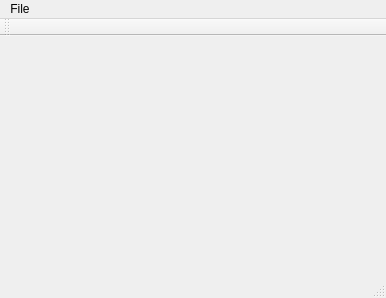
Qt form mainwindow.ui (Zlopez/XMLDatabaseTool) before a commit.
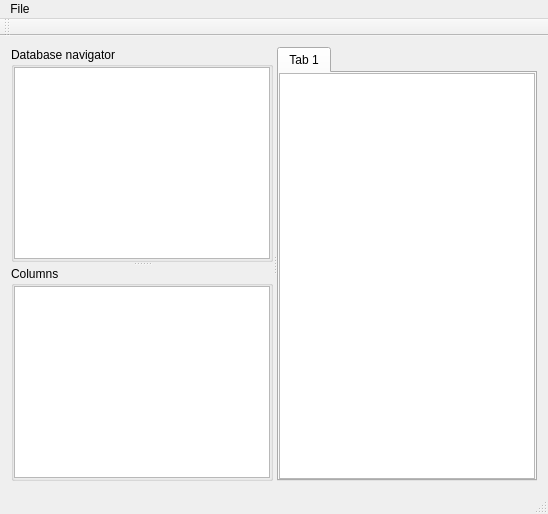
The same form after that commit.

Commit message: Added table model and functionality for creating new table. Created design for main window.

Patch:
```diff
--- a/mainwindow.ui
+++ b/mainwindow.ui
@@ -6,8 +6,8 @@
    <rect>
     <x>0</x>
     <y>0</y>
-    <width>386</width>
-    <height>298</height>
+    <width>548</width>
+    <height>514</height>
    </rect>
   </property>
   <property name="sizePolicy">
@@ -32,14 +32,116 @@
    <property name="autoFillBackground">
     <bool>false</bool>
    </property>
-   <layout class="QHBoxLayout" name="horizontalLayout_2"/>
+   <layout class="QHBoxLayout" name="horizontalLayout_2">
+    <property name="leftMargin">
+     <number>0</number>
+    </property>
+    <property name="topMargin">
+     <number>0</number>
+    </property>
+    <property name="rightMargin">
+     <number>0</number>
+    </property>
+    <property name="bottomMargin">
+     <number>0</number>
+    </property>
+    <item>
+     <widget class="QWidget" name="databaseWidget" native="true">
+      <property name="enabled">
+       <bool>true</bool>
+      </property>
+      <layout class="QHBoxLayout" name="horizontalLayout">
+       <item>
+        <widget class="QSplitter" name="splitter_2">
+         <property name="orientation">
+          <enum>Qt::Horizontal</enum>
+         </property>
+         <widget class="QSplitter" name="splitter">
+          <property name="orientation">
+           <enum>Qt::Vertical</enum>
+          </property>
+          <widget class="QGroupBox" name="dbNavigator">
+           <property name="title">
+            <string>Database navigator</string>
+           </property>
+           <layout class="QVBoxLayout" name="verticalLayout_2">
+            <property name="leftMargin">
+             <number>0</number>
+            </property>
+            <property name="topMargin">
+             <number>0</number>
+            </property>
+            <property name="rightMargin">
+             <number>0</number>
+            </property>
+            <property name="bottomMargin">
+             <number>0</number>
+            </property>
+            <item>
+             <widget class="QTreeView" name="treeView"/>
+            </item>
+           </layout>
+          </widget>
+          <widget class="QGroupBox" name="colNavigator">
+           <property name="title">
+            <string>Columns</string>
+           </property>
+           <layout class="QVBoxLayout" name="verticalLayout">
+            <property name="leftMargin">
+             <number>0</number>
+            </property>
+            <property name="topMargin">
+             <number>0</number>
+            </property>
+            <property name="rightMargin">
+             <number>0</number>
+            </property>
+            <property name="bottomMargin">
+             <number>0</number>
+            </property>
+            <item>
+             <widget class="QListView" name="listView"/>
+            </item>
+           </layout>
+          </widget>
+         </widget>
+         <widget class="QTabWidget" name="tablesTab">
+          <widget class="QWidget" name="tab">
+           <attribute name="title">
+            <string>Tab 1</string>
+           </attribute>
+           <layout class="QHBoxLayout" name="horizontalLayout_3">
+            <property name="leftMargin">
+             <number>0</number>
+            </property>
+            <property name="topMargin">
+             <number>0</number>
+            </property>
+            <property name="rightMargin">
+             <number>0</number>
+            </property>
+            <property name="bottomMargin">
+             <number>0</number>
+            </property>
+            <item>
+             <widget class="QTableView" name="tableView"/>
+            </item>
+           </layout>
+          </widget>
+         </widget>
+        </widget>
+       </item>
+      </layout>
+     </widget>
+    </item>
+   </layout>
   </widget>
   <widget class="QMenuBar" name="menuBar">
    <property name="geometry">
     <rect>
      <x>0</x>
      <y>0</y>
-     <width>386</width>
+     <width>548</width>
      <height>19</height>
     </rect>
    </property>
```
The commit also changes 6 other files.
